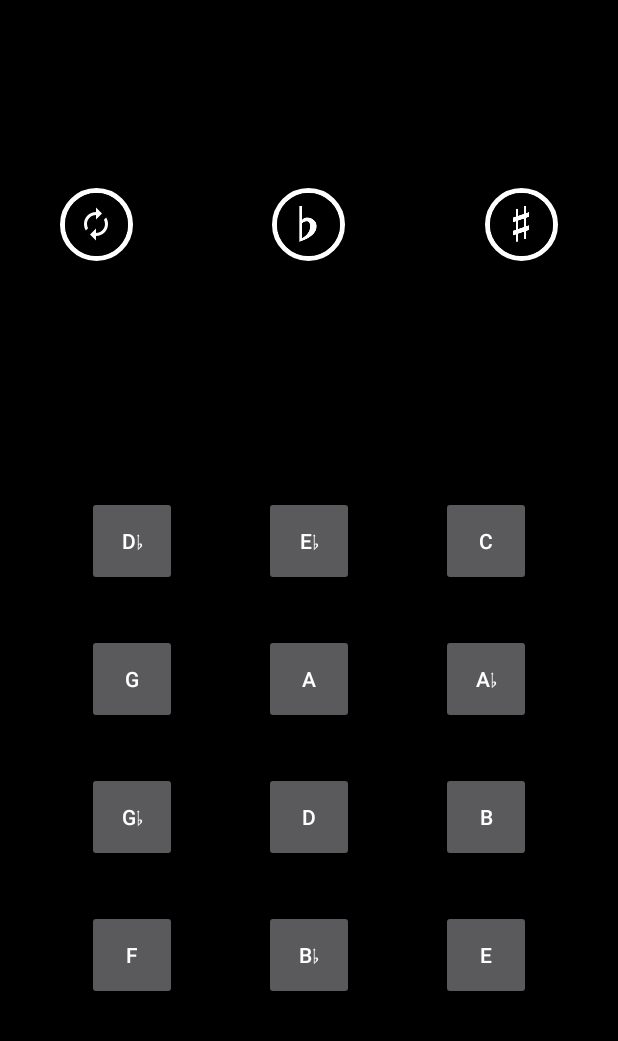
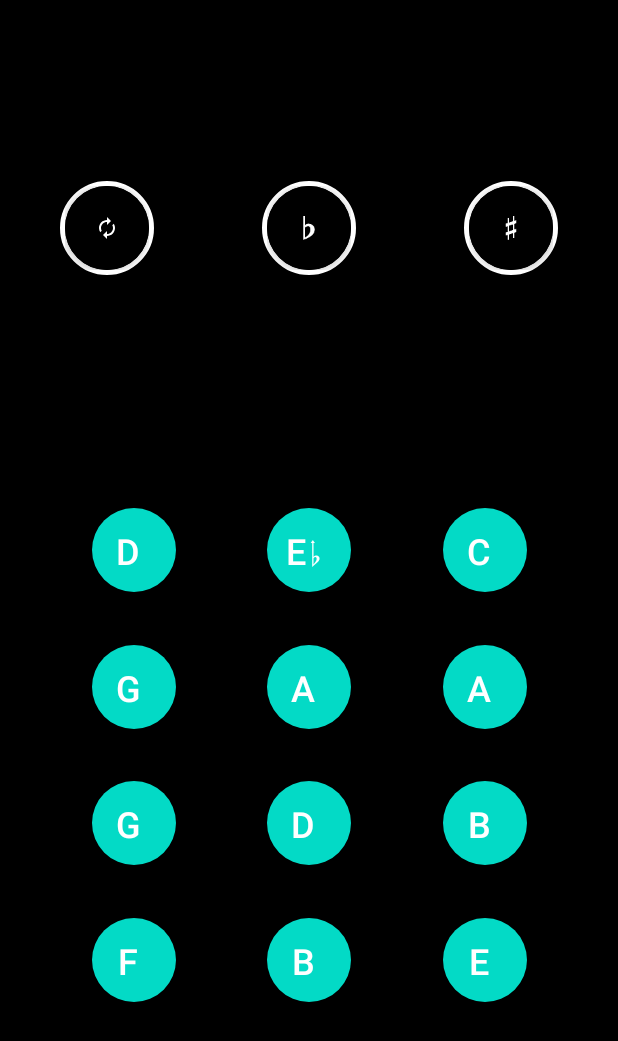
Before and after one commit to travismacdonald/KeyCompanion, an Android app: the screen it shows after launch (KeysActivity), on a phone screen of 412 x 824 dp. Shown: the top 1041 px of the screen. Run offline under Robolectric (Android 15) with nearby library versions, the phone set to English and light mode, and no system bars.

Commit message:
Migrated to androidx for material design lib. Fixed main buttons

```diff
--- a/app/src/main/java/com/cannonballapps/keycompanion/keys/KeysActivity.kt
+++ b/app/src/main/java/com/cannonballapps/keycompanion/keys/KeysActivity.kt
@@ -1,6 +1,6 @@
 package com.cannonballapps.keycompanion.keys
 
-import android.support.v7.app.AppCompatActivity
+import androidx.appcompat.app.AppCompatActivity
 import android.os.Bundle
 import com.cannonballapps.keycompanion.models.keyhandler.KeyHandlerImpl
 import com.cannonballapps.keycompanion.R
--- a/app/src/main/java/com/cannonballapps/keycompanion/keys/KeysFragment.kt
+++ b/app/src/main/java/com/cannonballapps/keycompanion/keys/KeysFragment.kt
@@ -1,10 +1,8 @@
 package com.cannonballapps.keycompanion.keys
 
 import android.os.Bundle
-import android.support.constraint.ConstraintLayout
-import android.support.design.widget.FloatingActionButton
-import android.support.v4.app.Fragment
 import android.view.LayoutInflater
+import androidx.constraintlayout.widget.ConstraintLayout
 import android.view.View
 import android.view.ViewGroup
 import android.widget.Button
@@ -13,8 +11,9 @@ import com.cannonballapps.keycompanion.Key
 import com.cannonballapps.keycompanion.KeyData
 
 import com.cannonballapps.keycompanion.R
+import com.google.android.material.floatingactionbutton.ExtendedFloatingActionButton
 
-class KeysFragment : Fragment(), KeysContract.View {
+class KeysFragment : androidx.fragment.app.Fragment(), KeysContract.View {
 
     private lateinit var keysGridContainer: ConstraintLayout
 
@@ -29,7 +28,7 @@ class KeysFragment : Fragment(), KeysContract.View {
     override lateinit var presenter: KeysContract.Presenter
 
     // Key Buttons ordered by key index.
-    private var keyButtons = arrayOfNulls<Button>(KeyData.NAMES_FLAT.size)
+    private var keyButtons = arrayOfNulls<ExtendedFloatingActionButton>(KeyData.NAMES_FLAT.size)
 
     // Todo: probably delete this function
     override fun showKey(toShow: Key) {
@@ -38,7 +37,7 @@ class KeysFragment : Fragment(), KeysContract.View {
 
     override fun showAllKeys(keyList: MutableList<Key>) {
         for (childIx in 0 until keysGrid.childCount) {
-            val curButton = (keysGrid.getChildAt(childIx) as Button)
+            val curButton = (keysGrid.getChildAt(childIx) as ExtendedFloatingActionButton)
             curButton.text = keyList[childIx].name
             curButton.tag = keyList[childIx]
             curButton.setOnClickListener { presenter.changeKeySpelling(curButton.tag as Key) }
@@ -52,7 +51,7 @@ class KeysFragment : Fragment(), KeysContract.View {
     }
 
     override fun onCreateView(
-        inflater: LayoutInflater, container: ViewGroup?, savedInstanceState: Bundle?): View? {
+            inflater: LayoutInflater, container: ViewGroup?, savedInstanceState: Bundle?): View? {
 
         val root = inflater.inflate(R.layout.keys_frag, container, false)
         keysGridContainer = root.findViewById(R.id.keys_grid)
--- a/app/src/main/res/layout/keys_activity.xml
+++ b/app/src/main/res/layout/keys_activity.xml
@@ -1,5 +1,5 @@
 <?xml version="1.0" encoding="utf-8"?>
-<android.support.constraint.ConstraintLayout
+<androidx.constraintlayout.widget.ConstraintLayout
     xmlns:android="http://schemas.android.com/apk/res/android"
     xmlns:tools="http://schemas.android.com/tools"
     android:layout_width="match_parent"
@@ -12,4 +12,4 @@
         android:layout_width="match_parent"
         android:layout_height="match_parent"/>
 
-</android.support.constraint.ConstraintLayout>
+</androidx.constraintlayout.widget.ConstraintLayout>
--- a/app/src/main/res/layout/keys_frag.xml
+++ b/app/src/main/res/layout/keys_frag.xml
@@ -1,5 +1,5 @@
 <?xml version="1.0" encoding="utf-8"?>
-<android.support.constraint.ConstraintLayout xmlns:android="http://schemas.android.com/apk/res/android"
+<androidx.constraintlayout.widget.ConstraintLayout xmlns:android="http://schemas.android.com/apk/res/android"
     xmlns:app="http://schemas.android.com/apk/res-auto"
     xmlns:tools="http://schemas.android.com/tools"
     android:layout_width="match_parent"
@@ -7,7 +7,7 @@
     android:background="@color/mainBackground"
     tools:context=".keys.KeysFragment">
 
-    <android.support.constraint.ConstraintLayout
+    <androidx.constraintlayout.widget.ConstraintLayout
         android:id="@+id/keys_grid"
         android:layout_width="match_parent"
         android:layout_height="wrap_content"
@@ -16,20 +16,20 @@
         app:layout_constraintRight_toRightOf="parent"
         app:layout_constraintTop_toBottomOf="@id/buttons_container">
 
-    </android.support.constraint.ConstraintLayout>
+    </androidx.constraintlayout.widget.ConstraintLayout>
 
     <!-- Function Button Container -->
 
-    <android.support.design.widget.CoordinatorLayout
+    <androidx.coordinatorlayout.widget.CoordinatorLayout
         android:id="@+id/buttons_container"
         android:layout_width="match_parent"
         android:layout_height="wrap_content"
         android:layout_marginStart="@dimen/function_spacing"
         android:layout_marginEnd="@dimen/function_spacing"
+        app:layout_constraintBottom_toTopOf="@id/keys_grid"
+        app:layout_constraintEnd_toEndOf="parent"
         app:layout_constraintStart_toStartOf="parent"
-        app:layout_constraintEnd_toEndOf="parent"
-        app:layout_constraintTop_toTopOf="parent"
-        app:layout_constraintBottom_toTopOf="@id/keys_grid">
+        app:layout_constraintTop_toTopOf="parent">
 
         <!-- Randomize Keys -->
 
@@ -37,22 +37,23 @@
             android:id="@+id/randomize_button"
             android:layout_width="wrap_content"
             android:layout_height="wrap_content"
+            android:layout_gravity="center_vertical|start"
             android:background="@drawable/fab_background"
-            android:layout_gravity="center_vertical|start"
             android:padding="@dimen/function_border"
             app:layout_constraintEnd_toEndOf="parent"
             app:layout_constraintStart_toStartOf="parent"
             app:layout_constraintTop_toTopOf="parent">
 
-            <android.support.design.widget.FloatingActionButton
-                android:layout_width="wrap_content"
-                android:layout_height="wrap_content"
+            <com.google.android.material.floatingactionbutton.ExtendedFloatingActionButton
+                android:layout_width="match_parent"
+                android:layout_height="match_parent"
                 app:backgroundTint="@color/mainBackground"
                 app:borderWidth="0dp"
                 app:elevation="0dp"
-                app:fabCustomSize="@dimen/function_size"
-                app:rippleColor="@android:color/darker_gray"
-                app:srcCompat="@drawable/ic_randomize" />
+                app:icon="@drawable/ic_randomize"
+                app:iconSize="@dimen/function_iconsize"
+                app:iconTint="@android:color/white"
+                app:rippleColor="@android:color/darker_gray" />
 
         </LinearLayout>
 
@@ -62,22 +63,23 @@
             android:id="@+id/flat_button"
             android:layout_width="wrap_content"
             android:layout_height="wrap_content"
+            android:layout_gravity="center_vertical|center_horizontal"
             android:background="@drawable/fab_background"
-            android:layout_gravity="center_vertical|center_horizontal"
             android:padding="@dimen/function_border"
             app:layout_constraintEnd_toEndOf="parent"
             app:layout_constraintStart_toStartOf="parent"
             app:layout_constraintTop_toTopOf="parent">
 
-            <android.support.design.widget.FloatingActionButton
-                android:layout_width="wrap_content"
-                android:layout_height="wrap_content"
+            <com.google.android.material.floatingactionbutton.ExtendedFloatingActionButton
+                android:layout_width="match_parent"
+                android:layout_height="match_parent"
                 app:backgroundTint="@color/mainBackground"
                 app:borderWidth="0dp"
                 app:elevation="0dp"
-                app:fabCustomSize="@dimen/function_size"
-                app:rippleColor="@android:color/darker_gray"
-                app:srcCompat="@drawable/ic_flat" />
+                app:icon="@drawable/ic_flat"
+                app:iconSize="@dimen/function_iconsize"
+                app:iconTint="@android:color/white"
+                app:rippleColor="@android:color/darker_gray" />
 
         </LinearLayout>
 
@@ -87,25 +89,26 @@
             android:id="@+id/sharp_button"
             android:layout_width="wrap_content"
             android:layout_height="wrap_content"
+            android:layout_gravity="center_vertical|end"
             android:background="@drawable/fab_background"
-            android:layout_gravity="center_vertical|end"
             android:padding="@dimen/function_border"
             app:layout_constraintEnd_toEndOf="parent"
             app:layout_constraintStart_toStartOf="parent"
             app:layout_constraintTop_toTopOf="parent">
 
-            <android.support.design.widget.FloatingActionButton
-                android:layout_width="wrap_content"
-                android:layout_height="wrap_content"
+            <com.google.android.material.floatingactionbutton.ExtendedFloatingActionButton
+                android:layout_width="match_parent"
+                android:layout_height="match_parent"
                 app:backgroundTint="@color/mainBackground"
                 app:borderWidth="0dp"
                 app:elevation="0dp"
-                app:fabCustomSize="@dimen/function_size"
-                app:rippleColor="@android:color/darker_gray"
-                app:srcCompat="@drawable/ic_sharp" />
+                app:icon="@drawable/ic_sharp"
+                app:iconSize="@dimen/function_iconsize"
+                app:iconTint="@android:color/white"
+                app:rippleColor="@android:color/darker_gray" />
 
         </LinearLayout>
 
-    </android.support.design.widget.CoordinatorLayout>
+    </androidx.coordinatorlayout.widget.CoordinatorLayout>
 
-</android.support.constraint.ConstraintLayout>
+</androidx.constraintlayout.widget.ConstraintLayout>
--- a/app/src/main/res/layout/keys_item.xml
+++ b/app/src/main/res/layout/keys_item.xml
@@ -1,16 +1,20 @@
 <?xml version="1.0" encoding="utf-8"?>
-<android.support.constraint.ConstraintLayout xmlns:android="http://schemas.android.com/apk/res/android"
+<androidx.constraintlayout.widget.ConstraintLayout xmlns:android="http://schemas.android.com/apk/res/android"
     xmlns:app="http://schemas.android.com/apk/res-auto"
     android:layout_width="match_parent"
     android:layout_height="@dimen/key_layout_height">
 
     <!-- Row 1 -->
 
-    <Button
+    <com.google.android.material.floatingactionbutton.ExtendedFloatingActionButton
         android:id="@+id/r1c1"
-        android:layout_width="@dimen/key_button_dims"
-        android:layout_height="@dimen/key_button_dims"
+        android:layout_width="@dimen/keybutton_size"
+        android:layout_height="@dimen/keybutton_size"
         android:text="Fuck you android studio"
+        android:textAlignment="center"
+
+        android:textColor="@color/keybutton_textcolor"
+        android:textSize="@dimen/keybutton_textsize"
         app:layout_constraintBottom_toTopOf="@+id/r2c1"
         app:layout_constraintEnd_toStartOf="@+id/r1c2"
         app:layout_constraintHorizontal_bias="0.5"
@@ -19,11 +23,14 @@
         app:layout_constraintTop_toTopOf="parent"
         app:layout_constraintVertical_chainStyle="spread" />
 
-    <Button
+    <com.google.android.material.floatingactionbutton.ExtendedFloatingActionButton
         android:id="@+id/r1c2"
-        android:layout_width="@dimen/key_button_dims"
-        android:layout_height="@dimen/key_button_dims"
+        android:layout_width="@dimen/keybutton_size"
+        android:layout_height="@dimen/keybutton_size"
         android:text="Fuck you android studio"
+        android:textAlignment="center"
+        android:textColor="@color/keybutton_textcolor"
+        android:textSize="@dimen/keybutton_textsize"
         app:layout_constraintBottom_toTopOf="@+id/r2c2"
         app:layout_constraintEnd_toStartOf="@+id/row1c3"
         app:layout_constraintHorizontal_bias="0.5"
@@ -32,11 +39,14 @@
         app:layout_constraintTop_toTopOf="parent"
         app:layout_constraintVertical_chainStyle="spread" />
 
-    <Button
+    <com.google.android.material.floatingactionbutton.ExtendedFloatingActionButton
         android:id="@+id/row1c3"
-        android:layout_width="@dimen/key_button_dims"
-        android:layout_height="@dimen/key_button_dims"
+        android:layout_width="@dimen/keybutton_size"
+        android:layout_height="@dimen/keybutton_size"
         android:text="Fuck you android studio"
+        android:textAlignment="center"
+        android:textColor="@color/keybutton_textcolor"
+        android:textSize="@dimen/keybutton_textsize"
         app:layout_constraintBottom_toTopOf="@+id/r2c3"
         app:layout_constraintEnd_toEndOf="parent"
         app:layout_constraintHorizontal_bias="0.5"
@@ -47,11 +57,14 @@
 
     <!-- Row 2 -->
 
-    <Button
+    <com.google.android.material.floatingactionbutton.ExtendedFloatingActionButton
         android:id="@+id/r2c1"
-        android:layout_width="@dimen/key_button_dims"
-        android:layout_height="@dimen/key_button_dims"
+        android:layout_width="@dimen/keybutton_size"
+        android:layout_height="@dimen/keybutton_size"
         android:text="Fuck you android studio"
+        android:textAlignment="center"
+        android:textColor="@color/keybutton_textcolor"
+        android:textSize="@dimen/keybutton_textsize"
         app:layout_constraintBottom_toTopOf="@+id/r3c1"
         app:layout_constraintEnd_toStartOf="@+id/r2c2"
         app:layout_constraintHorizontal_bias="0.5"
@@ -60,11 +73,14 @@
         app:layout_constraintTop_toBottomOf="@+id/r1c1"
         app:layout_constraintVertical_chainStyle="spread" />
 
-    <Button
+    <com.google.android.material.floatingactionbutton.ExtendedFloatingActionButton
         android:id="@+id/r2c2"
-        android:layout_width="@dimen/key_button_dims"
-        android:layout_height="@dimen/key_button_dims"
+        android:layout_width="@dimen/keybutton_size"
+        android:layout_height="@dimen/keybutton_size"
         android:text="Fuck you android studio"
+        android:textAlignment="center"
+        android:textColor="@color/keybutton_textcolor"
+        android:textSize="@dimen/keybutton_textsize"
         app:layout_constraintBottom_toTopOf="@+id/r3c2"
         app:layout_constraintEnd_toStartOf="@+id/r2c3"
         app:layout_constraintHorizontal_bias="0.5"
@@ -73,11 +89,14 @@
         app:layout_constraintTop_toBottomOf="@+id/r1c2"
         app:layout_constraintVertical_chainStyle="spread" />
 
-    <Button
+    <com.google.android.material.floatingactionbutton.ExtendedFloatingActionButton
         android:id="@+id/r2c3"
-        android:layout_width="@dimen/key_button_dims"
-        android:layout_height="@dimen/key_button_dims"
+        android:layout_width="@dimen/keybutton_size"
+        android:layout_height="@dimen/keybutton_size"
         android:text="Fuck you android studio"
+        android:textAlignment="center"
+        android:textColor="@color/keybutton_textcolor"
+        android:textSize="@dimen/keybutton_textsize"
         app:layout_constraintBottom_toTopOf="@+id/r3c3"
         app:layout_constraintEnd_toEndOf="parent"
         app:layout_constraintHorizontal_bias="0.5"
@@ -88,11 +107,14 @@
 
     <!-- Row 3 -->
 
-    <Button
+    <com.google.android.material.floatingactionbutton.ExtendedFloatingActionButton
         android:id="@+id/r3c1"
-        android:layout_width="@dimen/key_button_dims"
-        android:layout_height="@dimen/key_button_dims"
+        android:layout_width="@dimen/keybutton_size"
+        android:layout_height="@dimen/keybutton_size"
         android:text="Fuck you android studio"
+        android:textAlignment="center"
+        android:textColor="@color/keybutton_textcolor"
+        android:textSize="@dimen/keybutton_textsize"
         app:layout_constraintBottom_toTopOf="@+id/r4c1"
         app:layout_constraintEnd_toStartOf="@+id/r3c2"
         app:layout_constraintHorizontal_bias="0.5"
@@ -101,11 +123,14 @@
         app:layout_constraintTop_toBottomOf="@+id/r2c1"
         app:layout_constraintVertical_chainStyle="spread" />
 
-    <Button
+    <com.google.android.material.floatingactionbutton.ExtendedFloatingActionButton
         android:id="@+id/r3c2"
-        android:layout_width="@dimen/key_button_dims"
-        android:layout_height="@dimen/key_button_dims"
+        android:layout_width="@dimen/keybutton_size"
+        android:layout_height="@dimen/keybutton_size"
         android:text="Fuck you android studio"
+        android:textAlignment="center"
+        android:textColor="@color/keybutton_textcolor"
+        android:textSize="@dimen/keybutton_textsize"
         app:layout_constraintBottom_toTopOf="@+id/r4c2"
         app:layout_constraintEnd_toStartOf="@+id/r3c3"
         app:layout_constraintHorizontal_bias="0.5"
@@ -114,11 +139,14 @@
         app:layout_constraintTop_toBottomOf="@+id/r2c2"
         app:layout_constraintVertical_chainStyle="spread" />
 
-    <Button
+    <com.google.android.material.floatingactionbutton.ExtendedFloatingActionButton
         android:id="@+id/r3c3"
-        android:layout_width="@dimen/key_button_dims"
-        android:layout_height="@dimen/key_button_dims"
+        android:layout_width="@dimen/keybutton_size"
+        android:layout_height="@dimen/keybutton_size"
         android:text="Fuck you android studio"
+        android:textAlignment="center"
+        android:textColor="@color/keybutton_textcolor"
+        android:textSize="@dimen/keybutton_textsize"
         app:layout_constraintBottom_toTopOf="@+id/r4c3"
         app:layout_constraintEnd_toEndOf="parent"
         app:layout_constraintHorizontal_bias="0.5"
@@ -129,11 +157,14 @@
 
     <!-- Row 4 -->
 
-    <Button
+    <com.google.android.material.floatingactionbutton.ExtendedFloatingActionButton
         android:id="@+id/r4c1"
-        android:layout_width="@dimen/key_button_dims"
-        android:layout_height="@dimen/key_button_dims"
+        android:layout_width="@dimen/keybutton_size"
+        android:layout_height="@dimen/keybutton_size"
         android:text="Fuck you android studio"
+        android:textAlignment="center"
+        android:textColor="@color/keybutton_textcolor"
+        android:textSize="@dimen/keybutton_textsize"
         app:layout_constraintBottom_toBottomOf="parent"
         app:layout_constraintEnd_toStartOf="@+id/r4c2"
         app:layout_constraintHorizontal_bias="0.5"
@@ -142,11 +173,14 @@
         app:layout_constraintTop_toBottomOf="@+id/r3c1"
         app:layout_constraintVertical_chainStyle="spread" />
 
-    <Button
+    <com.google.android.material.floatingactionbutton.ExtendedFloatingActionButton
         android:id="@+id/r4c2"
-        android:layout_width="@dimen/key_button_dims"
-        android:layout_height="@dimen/key_button_dims"
+        android:layout_width="@dimen/keybutton_size"
+        android:layout_height="@dimen/keybutton_size"
         android:text="Fuck you android studio"
+        android:textAlignment="center"
+        android:textColor="@color/keybutton_textcolor"
+        android:textSize="@dimen/keybutton_textsize"
         app:layout_constraintBottom_toBottomOf="parent"
         app:layout_constraintEnd_toStartOf="@+id/r4c3"
         app:layout_constraintHorizontal_bias="0.5"
@@ -155,11 +189,14 @@
         app:layout_constraintTop_toBottomOf="@+id/r3c2"
         app:layout_constraintVertical_chainStyle="spread" />
 
-    <Button
+    <com.google.android.material.floatingactionbutton.ExtendedFloatingActionButton
         android:id="@+id/r4c3"
-        android:layout_width="@dimen/key_button_dims"
-        android:layout_height="@dimen/key_button_dims"
+        android:layout_width="@dimen/keybutton_size"
+        android:layout_height="@dimen/keybutton_size"
         android:text="buggy piece of shit"
+        android:textAlignment="center"
+        android:textColor="@color/keybutton_textcolor"
+        android:textSize="@dimen/keybutton_textsize"
         app:layout_constraintBottom_toBottomOf="parent"
         app:layout_constraintEnd_toEndOf="parent"
         app:layout_constraintHorizontal_bias="0.5"
@@ -168,4 +205,4 @@
         app:layout_constraintTop_toBottomOf="@+id/r3c3"
         app:layout_constraintVertical_chainStyle="spread" />
 
-</android.support.constraint.ConstraintLayout>
+</androidx.constraintlayout.widget.ConstraintLayout>
--- a/app/src/main/res/values/colors.xml
+++ b/app/src/main/res/values/colors.xml
@@ -6,4 +6,7 @@
 
     <!-- Screen and Button background -->
     <color name="mainBackground">#000000</color>
+
+    <!-- Key Button -->
+    <color name="keybutton_textcolor">#FFFFFF</color>
 </resources>
--- a/app/src/main/res/values/dimens.xml
+++ b/app/src/main/res/values/dimens.xml
@@ -9,7 +9,13 @@
 
     <!-- Function Buttons -->
     <dimen name="function_border">3dp</dimen>
-    <dimen name="function_size">42dp</dimen>
+    <dimen name="function_size">2dp</dimen>
+    <dimen name="function_iconsize">16dp</dimen>
     <dimen name="function_spacing">40dp</dimen>
 
+    <!-- Key Buttons -->
+    <dimen name="keybutton_border">3dp</dimen>
+    <dimen name="keybutton_size">56dp</dimen>
+    <dimen name="keybutton_textsize">24sp</dimen>
+
 </resources>
--- a/app/src/main/res/values/styles.xml
+++ b/app/src/main/res/values/styles.xml
@@ -1,7 +1,7 @@
 <resources>
 
     <!-- Base application theme. -->
-    <style name="AppTheme" parent="Theme.AppCompat.NoActionBar">
+    <style name="AppTheme" parent="Theme.MaterialComponents.Light.NoActionBar">
         <!-- Customize your theme here. -->
         <item name="colorPrimary">@color/colorPrimary</item>
         <item name="colorPrimaryDark">@color/colorPrimaryDark</item>
--- a/build.gradle
+++ b/build.gradle
@@ -19,7 +19,6 @@ allprojects {
     repositories {
         google()
         jcenter()
-
     }
 }
 
--- a/gradle.properties
+++ b/gradle.properties
@@ -6,6 +6,8 @@
 # http://www.gradle.org/docs/current/userguide/build_environment.html
 # Specifies the JVM arguments used for the daemon process.
 # The setting is particularly useful for tweaking memory settings.
+android.enableJetifier=true
+android.useAndroidX=true
 org.gradle.jvmargs=-Xmx1536m
 # When configured, Gradle will run in incubating parallel mode.
 # This option should only be used with decoupled projects. More details, visit
```
Also changed, not shown: app/build.gradle (+8 -7 lines), 1 other file.
